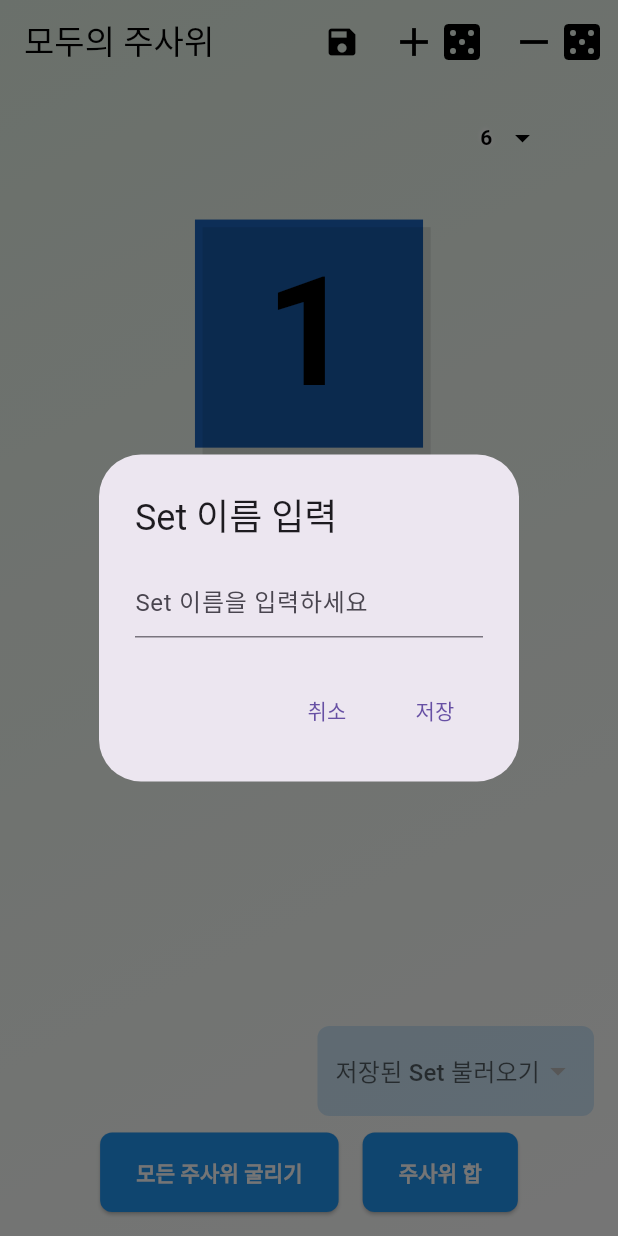
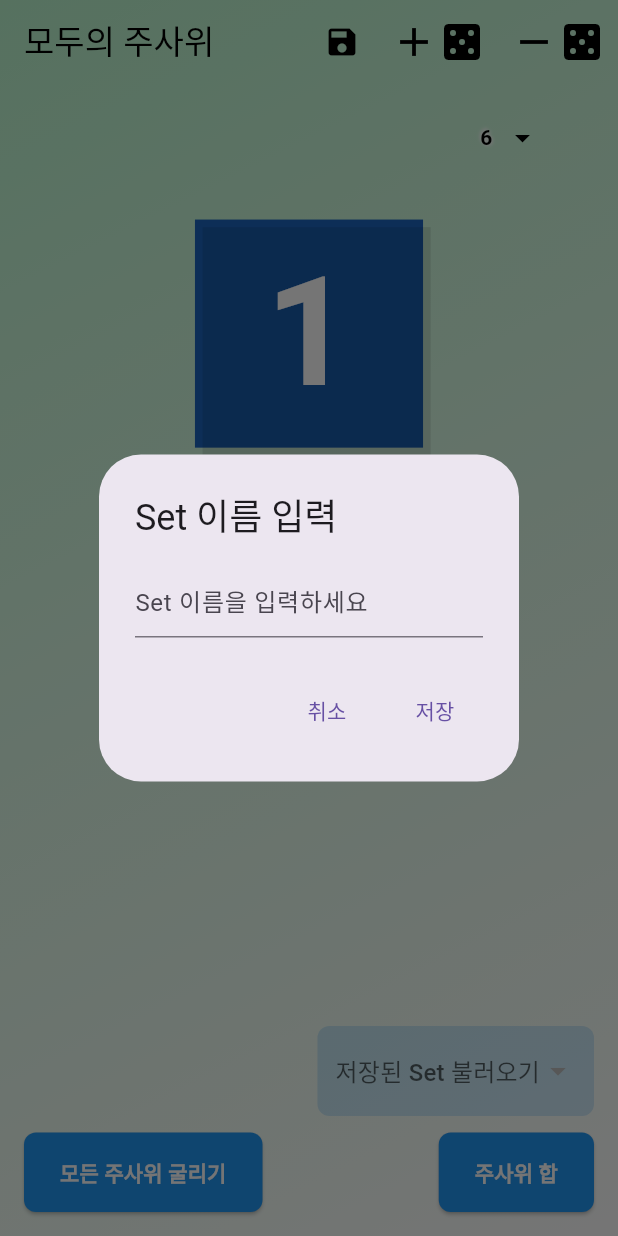
Before and after one commit to j991132/dice, a Flutter app: the screen it shows after launch, after a tap on the "save" icon, on a phone screen of 412 x 824 dp. Run offline on Flutter 3.47's test engine with Material 3 defaults, Android fonts, the phone set to English and light mode, and no system bars; our stand-ins replace just_audio, shared_preferences.

Commit message:
0912 모든 주사위 굴리기 버튼 위지 조정하자

```diff
--- a/lib/main.dart
+++ b/lib/main.dart
@@ -115,11 +115,11 @@ class _DiceAppState extends State<DiceApp> with TickerProviderStateMixin {
 
     await _audioPlayer.stop();
     await _audioPlayer.seek(Duration.zero);
-    _audioPlayer.play();  // await 제거
+    _audioPlayer.play();
 
     for (int i = 0; i < 10; i++) {
       dice.tempValue = random.nextInt(dice.maxValue) + 1;
-      setState(() {});  // 각 변경마다 setState 호출
+      setState(() {});
       await Future.delayed(Duration(milliseconds: 50));
     }
 
@@ -261,7 +261,7 @@ class _DiceAppState extends State<DiceApp> with TickerProviderStateMixin {
               gradient: LinearGradient(
                 begin: Alignment.topLeft,
                 end: Alignment.bottomRight,
-                colors: [Color(0xFFE8F5E9), Colors.white],
+                colors: [Color(0xFFBBF7D0), Color(0xFFFFFFFF)],
               ),
             ),
             child: Stack(
@@ -355,12 +355,11 @@ class _DiceAppState extends State<DiceApp> with TickerProviderStateMixin {
           ],
         ),
         Positioned(
-            left: 0,
-            right: 0,
+          left: 16,
+          right: 16,
           bottom: 16,
-            child: Center(
           child: Row(
-                mainAxisAlignment: MainAxisAlignment.center,
+            mainAxisAlignment: MainAxisAlignment.spaceBetween,
             children: [
               ElevatedButton(
                 onPressed: rollAllDices,
@@ -377,7 +376,6 @@ class _DiceAppState extends State<DiceApp> with TickerProviderStateMixin {
                   padding: EdgeInsets.symmetric(horizontal: 24, vertical: 16),
                 ),
               ),
-                  SizedBox(width: 16),
               ElevatedButton(
                 onPressed: () {
                   setState(() {
@@ -398,7 +396,6 @@ class _DiceAppState extends State<DiceApp> with TickerProviderStateMixin {
                 ),
               ),
             ],
-              ),
           ),
         ),
         if (showSum)
@@ -450,8 +447,7 @@ class _DiceAppState extends State<DiceApp> with TickerProviderStateMixin {
     ],
     ),
     ),
-      ),
-    );
+    ));
   }
 }
 
@@ -509,7 +505,6 @@ class DiceWidget extends StatelessWidget {
                 child: CustomPaint(
                   painter: DicePainter(
                     dice: dice,
-                    textColor: Colors.black,
                     shapeSizeRatio: 0.8,
                   ),
                   size: Size(size, size),
@@ -571,12 +566,10 @@ class DiceWidget extends StatelessWidget {
 
 class DicePainter extends CustomPainter {
   final Dice dice;
-  final Color textColor;
   final double shapeSizeRatio;
 
   DicePainter({
     required this.dice,
-    required this.textColor,
     this.shapeSizeRatio = 0.8
   });
 
@@ -619,6 +612,7 @@ class DicePainter extends CustomPainter {
         _drawCube(canvas, shapeSize, paint, shadowPaint);
     }
 
+    final textColor = _getContrastColor(dice.color);
     final textPainter = TextPainter(
       text: TextSpan(
         text: dice.tempValue.toString(),
@@ -631,7 +625,18 @@ class DicePainter extends CustomPainter {
       textDirection: TextDirection.ltr,
     );
     textPainter.layout();
-    textPainter.paint(canvas, Offset(shapeSize.width / 2 - textPainter.width / 2, shapeSize.height / 2 - textPainter.height / 2));
+
+    if (dice.maxValue == 4) {
+      textPainter.paint(canvas, Offset(
+          shapeSize.width / 2 - textPainter.width / 2,
+          shapeSize.height * 0.55 - textPainter.height / 2
+      ));
+    } else {
+      textPainter.paint(canvas, Offset(
+          shapeSize.width / 2 - textPainter.width / 2,
+          shapeSize.height / 2 - textPainter.height / 2
+      ));
+    }
   }
 
   void _drawTetrahedron(Canvas canvas, Size size, Paint paint, Paint shadowPaint) {
@@ -709,6 +714,13 @@ class DicePainter extends CustomPainter {
 
     canvas.drawPath(path, paint);
     canvas.drawPath(path.shift(Offset(size.width * 0.02, size.height * 0.02)), shadowPaint);
+  }
+
+  Color _getContrastColor(Color backgroundColor) {
+    double luminance = (0.299 * backgroundColor.red +
+        0.587 * backgroundColor.green +
+        0.114 * backgroundColor.blue) / 255;
+    return luminance > 0.5 ? Colors.black : Colors.white;
   }
 
   @override
```
Lines whose indentation alone changed are shown as unchanged.
